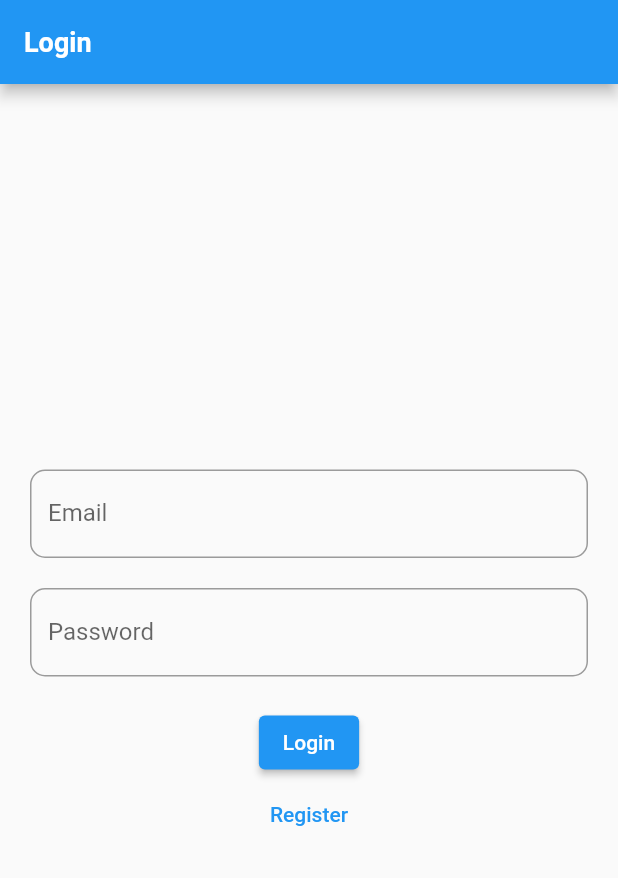
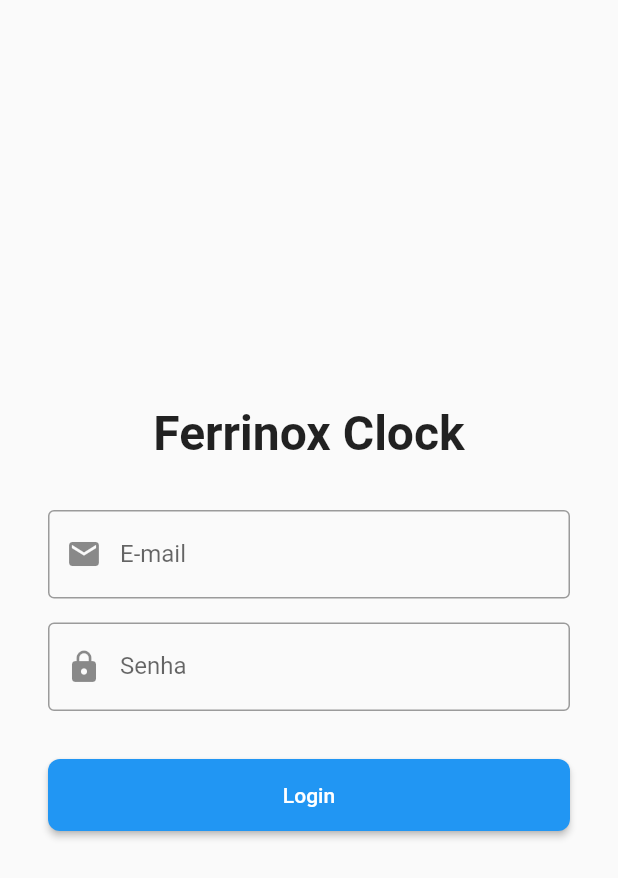
Before and after one commit to 0x4974616c6f/fef-mobile-clock, a Flutter app: the screen it shows after launch, on a phone screen of 412 x 824 dp. Shown: the top 878 px of the screen. Run offline on Flutter 3.47's test engine with Material 2 defaults, Android fonts, the light colour scheme and no system bars; our stand-ins replace connectivity_plus, shared_preferences; Roboto replaces fonts that are missing (Montserrat).

Commit message:
adicionando funcionalidade para homeScreen

```diff
--- a/lib/main.dart
+++ b/lib/main.dart
@@ -1,7 +1,17 @@
-import 'package:fef_mobile_clock/screens/login_screen.dart';
+import 'package:fef_mobile_clock/src/providers/user_provider.dart';
+import 'package:fef_mobile_clock/src/screens/home_screen.dart';
+import 'package:fef_mobile_clock/src/screens/login_screen.dart';
 import 'package:flutter/material.dart';
+import 'package:provider/provider.dart';
 
-void main() => runApp(const MyApp());
+void main() {
+  runApp(
+    ChangeNotifierProvider(
+      create: (context) => UserProvider(),
+      child: const MyApp(),
+    ),
+  );
+}
 
 class MyApp extends StatelessWidget {
   const MyApp({super.key});
@@ -29,7 +39,10 @@ class MyApp extends StatelessWidget {
         ),
         colorScheme: ColorScheme.fromSwatch().copyWith(secondary: Colors.red),
       ),
-      home: const LoginPage(),
+      routes: {
+        '/': (context) => const LoginPage(),
+        '/home': (context) => const HomeScreen()
+      },
     );
   }
 }
--- a/lib/screens/login_screen.dart
+++ /dev/null
@@ -1,90 +0,0 @@
-import 'package:flutter/material.dart';
-import 'package:fef_mobile_clock/services/api_service.dart';
-
-class LoginPage extends StatefulWidget {
-  const LoginPage({Key? key}) : super(key: key);
-
-  @override
-  LoginPageState createState() => LoginPageState();
-}
-
-class LoginPageState extends State<LoginPage> {
-  final ApiService apiService = ApiService();
-  final TextEditingController emailController = TextEditingController();
-  final TextEditingController passwordController = TextEditingController();
-
-  void _login() async {
-    try {
-      final response = await apiService.login(
-        emailController.text.trim(),
-        passwordController.text.trim(),
-      );
-
-      // faz algo com a resposta, como salvar o token de acesso
-    } catch (error) {
-      ScaffoldMessenger.of(context).showSnackBar(
-        SnackBar(
-          content: Text(error.toString()),
-          backgroundColor: Colors.red,
-        ),
-      );
-    }
-  }
-
-  @override
-  Widget build(BuildContext context) {
-    return Theme(
-      data: Theme.of(context).copyWith(
-        inputDecorationTheme: InputDecorationTheme(
-          border: OutlineInputBorder(
-            borderRadius: BorderRadius.circular(10.0),
-          ),
-          focusedBorder: OutlineInputBorder(
-            borderSide: BorderSide(
-              color: Theme.of(context).colorScheme.secondary,
-              width: 2.0,
-            ),
-            borderRadius: BorderRadius.circular(10.0),
-          ),
-        ),
-      ),
-      child: Scaffold(
-        appBar: AppBar(
-          title: const Text('Login'),
-        ),
-        body: Container(
-          padding: const EdgeInsets.all(20.0),
-          child: Column(
-            mainAxisAlignment: MainAxisAlignment.center,
-            children: <Widget>[
-              TextField(
-                controller: emailController,
-                decoration: const InputDecoration(
-                  labelText: 'Email',
-                ),
-              ),
-              const SizedBox(height: 20.0),
-              TextField(
-                controller: passwordController,
-                decoration: const InputDecoration(
-                  labelText: 'Password',
-                ),
-              ),
-              const SizedBox(height: 20.0),
-              ElevatedButton(
-                onPressed: _login,
-                child: const Text('Login'),
-              ),
-              TextButton(
-                child: const Text('Register'),
-                onPressed: () {
-                  Navigator.pushNamed(context, '/register');
-                },
-              ),
-            ],
-          ),
-        ),
-      ),
-    );
-  }
-}
--- a/lib/services/api_service.dart
+++ /dev/null
@@ -1,46 +0,0 @@
-import 'dart:convert';
-import 'package:http/http.dart' as http;
-
-class ApiService {
-  final String baseUrl = 'http://localhost:5050';
-
-  Future<Map<String, dynamic>> login(String email, String password) async {
-    final String apiUrl = '$baseUrl/login';
-    final response = await http.post(
-      apiUrl as Uri,
-      body: {
-        'email': email,
-        'password': password,
-      },
-    );
-
-    final responseBody = json.decode(response.body);
-
-    if (response.statusCode == 200) {
-      return responseBody;
-    } else {
-      throw Exception(responseBody['message']);
-    }
-  }
-
-  Future<Map<String, dynamic>> register(
-      String email, String password, String name) async {
-    final String apiUrl = '$baseUrl/register';
-    final response = await http.post(
-      apiUrl as Uri,
-      body: {
-        'email': email,
-        'password': password,
-        'name': name,
-      },
-    );
-
-    final responseBody = json.decode(response.body);
-
-    if (response.statusCode == 200) {
-      return responseBody;
-    } else {
-      throw Exception(responseBody['message']);
-    }
-  }
-}
--- /dev/null
+++ b/lib/src/screens/login_screen.dart
@@ -0,0 +1,129 @@
+import 'package:flutter/material.dart';
+import 'package:fef_mobile_clock/src/services/authentication.dart';
+
+class LoginPage extends StatefulWidget {
+  const LoginPage({Key? key}) : super(key: key);
+
+  @override
+  _LoginPageState createState() => _LoginPageState();
+}
+
+class _LoginPageState extends State<LoginPage>
+    with SingleTickerProviderStateMixin {
+  final _emailController = TextEditingController();
+  final _passwordController = TextEditingController();
+  String? _errorMessage;
+  late AnimationController _animationController;
+  late Animation<double> _animation;
+
+  @override
+  void initState() {
+    super.initState();
+    _animationController = AnimationController(
+      duration: const Duration(milliseconds: 1000),
+      vsync: this,
+    );
+    _animation =
+        CurvedAnimation(parent: _animationController, curve: Curves.easeInOut);
+    _animationController.forward();
+  }
+
+  @override
+  void dispose() {
+    _emailController.dispose();
+    _passwordController.dispose();
+    _animationController.dispose();
+    super.dispose();
+  }
+
+  Future<void> _handleLogin() async {
+    final result = await loginUser(
+        context, _emailController.text, _passwordController.text);
+    if (result['success']) {
+      Navigator.pushReplacementNamed(context, '/home');
+    } else {
+      setState(() {
+        _errorMessage = result['message'];
+      });
+      _animationController.reset();
+      _animationController.forward();
+    }
+  }
+
+  @override
+  Widget build(BuildContext context) {
+    return Scaffold(
+      body: Center(
+        child: SingleChildScrollView(
+          child: Padding(
+            padding: const EdgeInsets.all(32.0),
+            child: Column(
+              mainAxisAlignment: MainAxisAlignment.center,
+              crossAxisAlignment: CrossAxisAlignment.stretch,
+              children: [
+                FadeTransition(
+                  opacity: _animation,
+                  child: const Text(
+                    'Ferrinox Clock',
+                    textAlign: TextAlign.center,
+                    style: TextStyle(fontSize: 32, fontWeight: FontWeight.bold),
+                  ),
+                ),
+                const SizedBox(height: 32),
+                FadeTransition(
+                  opacity: _animation,
+                  child: TextField(
+                    controller: _emailController,
+                    keyboardType: TextInputType.emailAddress,
+                    decoration: InputDecoration(
+                      labelText: 'E-mail',
+                      border: OutlineInputBorder(),
+                      prefixIcon: const Icon(Icons.email),
+                    ),
+                  ),
+                ),
+                const SizedBox(height: 16),
+                FadeTransition(
+                  opacity: _animation,
+                  child: TextField(
+                    controller: _passwordController,
+                    obscureText: true,
+                    decoration: InputDecoration(
+                      labelText: 'Senha',
+                      border: OutlineInputBorder(),
+                      prefixIcon: const Icon(Icons.lock),
+                    ),
+                  ),
+                ),
+                const SizedBox(height: 16),
+                if (_errorMessage != null)
+                  FadeTransition(
+                    opacity: _animation,
+                    child: Text(
+                      _errorMessage!,
+                      style: const TextStyle(color: Colors.red),
+                      textAlign: TextAlign.center,
+                    ),
+                  ),
+                const SizedBox(height: 16),
+                FadeTransition(
+                  opacity: _animation,
+                  child: ElevatedButton(
+                    onPressed: _handleLogin,
+                    style: ElevatedButton.styleFrom(
+                      padding: const EdgeInsets.all(16),
+                      shape: RoundedRectangleBorder(
+                        borderRadius: BorderRadius.circular(8),
+                      ),
+                    ),
+                    child: const Text('Login'),
+                  ),
+                ),
+              ],
+            ),
+          ),
+        ),
+      ),
+    );
+  }
+}
--- a/pubspec.yaml
+++ b/pubspec.yaml
@@ -31,8 +31,9 @@ dependencies:
   flutter:
     sdk: flutter
   http: ^0.13.4
-  shared_preferences: ^2.0.8
-
+  provider: ^6.0.1
+  shared_preferences: ^2.0.12
+  connectivity_plus: ^2.1.1
 
   # The following adds the Cupertino Icons font to your application.
   # Use with the CupertinoIcons class for iOS style icons.
```
Also changed, not shown: lib/src/providers/user_provider.dart (added, +25 -0 lines), lib/src/screens/home_screen.dart (added, +133 -0 lines), lib/src/services/authentication.dart (added, +43 -0 lines), lib/src/services/time_record.dart (added, +36 -0 lines), lib/screens/register_screen.dart (deleted), pubspec.lock, 3 other files.
